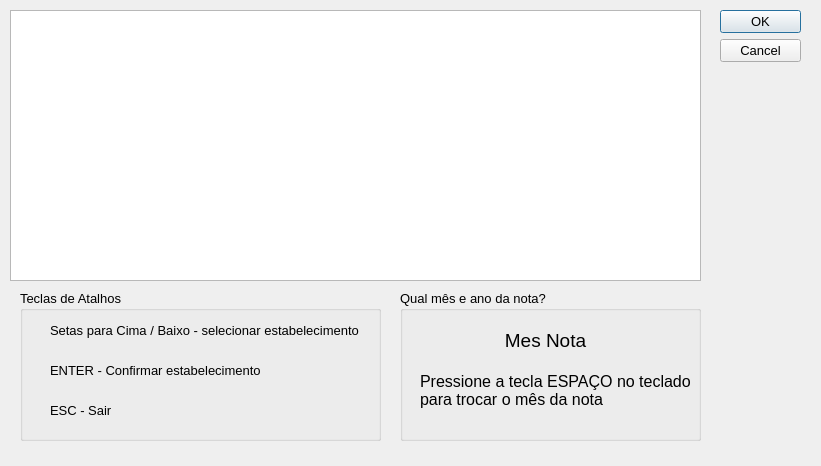
Old version of the form cnpj_dialog.ui in the repository bruno-bert/nfpauto.
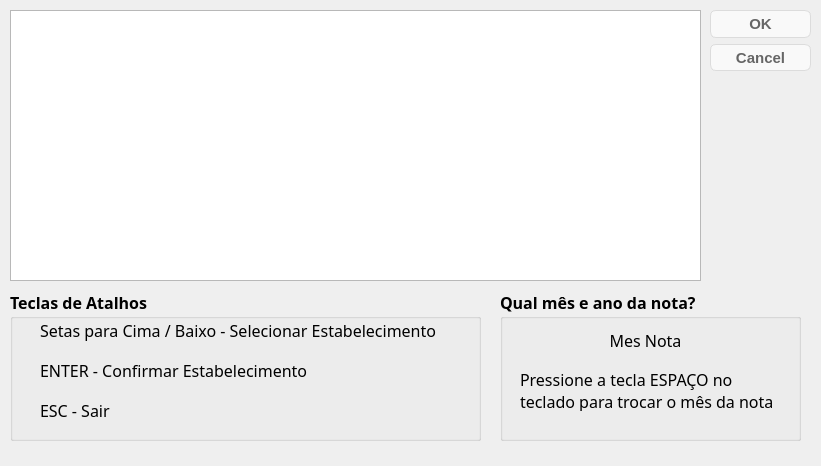
New version of the form.

```diff
--- a/cnpj_dialog.ui
+++ b/cnpj_dialog.ui
@@ -18,21 +18,57 @@
   <property name="windowTitle">
    <string>Lista de Empresas Pre Cadastradas</string>
   </property>
+  <property name="styleSheet">
+   <string notr="true">QPushButton {
+	box-shadow:inset 0px 1px 0px 0px #ffffff;
+	background:linear-gradient(to bottom, #f9f9f9 5%, #e9e9e9 100%);
+	background-color:#f9f9f9;
+	border-radius:6px;
+	border:1px solid #dcdcdc;
+	display:inline-block;
+	cursor:pointer;
+	color:#666666;
+	font-family:Arial;
+	font-size:15px;
+	font-weight:bold;
+	padding:6px 24px;
+	text-decoration:none;
+	text-shadow:0px 1px 0px #ffffff;
+}
+QPushButton:hover {
+  background:linear-gradient(to bottom, #e9e9e9 5%, #f9f9f9 100%);
+	background-color:#e9e9e9;
+}
+QPushButton:active {
+  position:relative;
+	top:1px;
+}</string>
+  </property>
   <widget class="QDialogButtonBox" name="dialog_buttons">
    <property name="geometry">
     <rect>
-     <x>720</x>
+     <x>710</x>
      <y>10</y>
-     <width>81</width>
+     <width>101</width>
      <height>61</height>
     </rect>
    </property>
+   <property name="font">
+    <font>
+     <family>Montserrat Alternates SemiBold</family>
+     <weight>75</weight>
+     <bold>true</bold>
+    </font>
+   </property>
    <property name="orientation">
     <enum>Qt::Vertical</enum>
    </property>
    <property name="standardButtons">
     <set>QDialogButtonBox::Cancel|QDialogButtonBox::Ok</set>
    </property>
+   <property name="centerButtons">
+    <bool>false</bool>
+   </property>
   </widget>
   <widget class="QTableWidget" name="lista_empresas">
    <property name="enabled">
@@ -64,12 +100,20 @@
   <widget class="QGroupBox" name="grupo_atalhos">
    <property name="geometry">
     <rect>
-     <x>20</x>
+     <x>10</x>
      <y>290</y>
-     <width>361</width>
+     <width>471</width>
      <height>151</height>
     </rect>
    </property>
+   <property name="font">
+    <font>
+     <family>Montserrat Alternates SemiBold</family>
+     <pointsize>12</pointsize>
+     <weight>75</weight>
+     <bold>true</bold>
+    </font>
+   </property>
    <property name="title">
     <string>Teclas de Atalhos</string>
    </property>
@@ -84,8 +128,8 @@
     </property>
     <property name="font">
      <font>
-      <family>Tahoma</family>
-      <pointsize>10</pointsize>
+      <family>Montserrat</family>
+      <pointsize>12</pointsize>
       <weight>50</weight>
       <bold>false</bold>
      </font>
@@ -99,20 +143,20 @@
      <rect>
       <x>30</x>
       <y>60</y>
-      <width>221</width>
+      <width>411</width>
       <height>41</height>
      </rect>
     </property>
     <property name="font">
      <font>
-      <family>Tahoma</family>
-      <pointsize>10</pointsize>
+      <family>Montserrat</family>
+      <pointsize>12</pointsize>
       <weight>50</weight>
       <bold>false</bold>
      </font>
     </property>
     <property name="text">
-     <string>ENTER - Confirmar estabelecimento</string>
+     <string>ENTER - Confirmar Estabelecimento</string>
     </property>
    </widget>
    <widget class="QLabel" name="lbl_atalho1_4">
@@ -120,32 +164,40 @@
      <rect>
       <x>30</x>
       <y>20</y>
-      <width>321</width>
+      <width>481</width>
       <height>41</height>
      </rect>
     </property>
     <property name="font">
      <font>
-      <family>Tahoma</family>
-      <pointsize>10</pointsize>
+      <family>Montserrat</family>
+      <pointsize>12</pointsize>
       <weight>50</weight>
       <bold>false</bold>
      </font>
     </property>
     <property name="text">
-     <string>Setas para Cima / Baixo - selecionar estabelecimento</string>
+     <string>Setas para Cima / Baixo - Selecionar Estabelecimento</string>
     </property>
    </widget>
   </widget>
   <widget class="QGroupBox" name="grupo_atalhos_2">
    <property name="geometry">
     <rect>
-     <x>400</x>
+     <x>500</x>
      <y>290</y>
      <width>301</width>
      <height>151</height>
     </rect>
    </property>
+   <property name="font">
+    <font>
+     <family>Montserrat Alternates SemiBold</family>
+     <pointsize>12</pointsize>
+     <weight>75</weight>
+     <bold>true</bold>
+    </font>
+   </property>
    <property name="title">
     <string>Qual mês e ano da nota?</string>
    </property>
@@ -160,7 +212,7 @@
     </property>
     <property name="font">
      <font>
-      <family>Tahoma</family>
+      <family>Montserrat</family>
       <pointsize>12</pointsize>
       <weight>50</weight>
       <bold>false</bold>
@@ -187,8 +239,8 @@
     </property>
     <property name="font">
      <font>
-      <family>Tahoma</family>
-      <pointsize>14</pointsize>
+      <family>Montserrat</family>
+      <pointsize>12</pointsize>
       <weight>50</weight>
       <bold>false</bold>
      </font>
```
Left out of the diff: 3 changed lines with no effect on the pictures.
